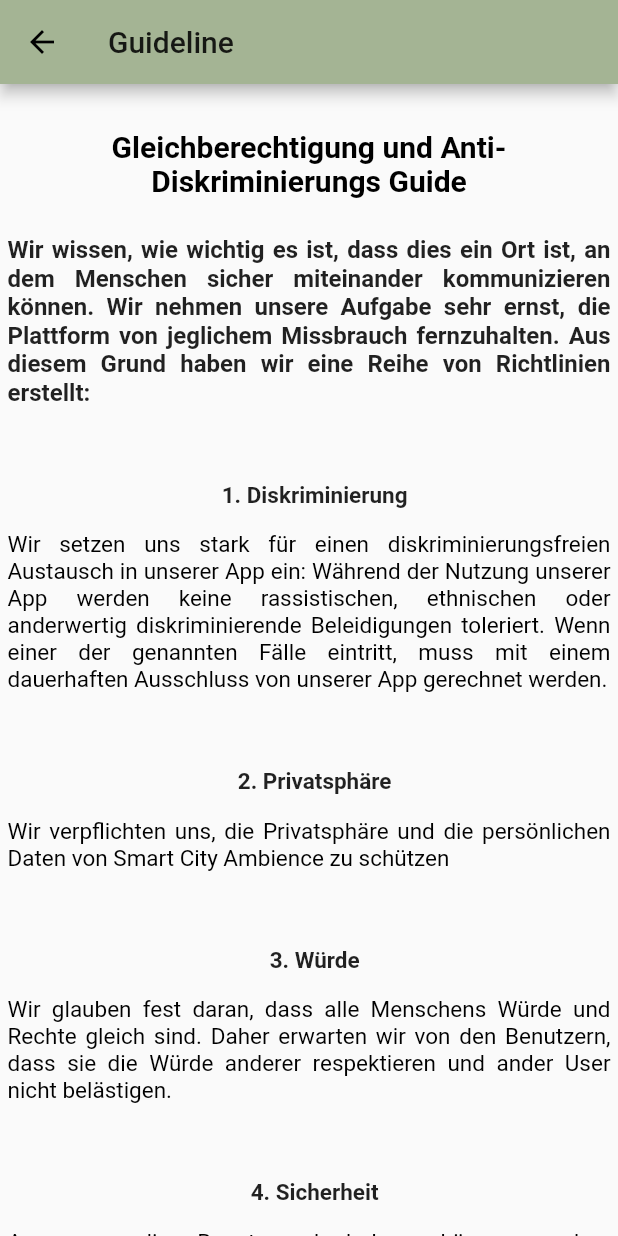
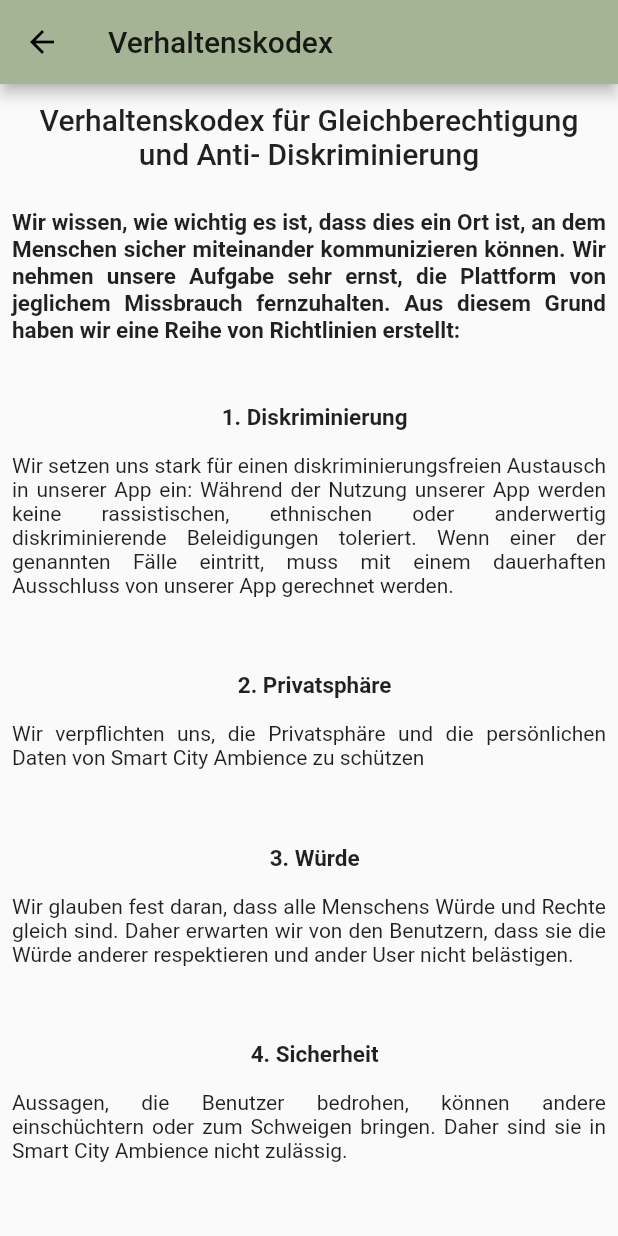
Before and after one commit to S-ecki/smart-city-ambience, a Flutter app: the Guide screen opened by its route, on a phone screen of 412 x 824 dp. Run offline on Flutter 3.47's test engine with Material 2 defaults, Android fonts, the phone set to English and light mode, and no system bars; our stand-ins replace badges, email_validator, firebase_auth, firebase_core, flutter_redux, google_sign_in and 4 more; missing offline and left inert: customtogglebuttons, flutter_emoji, flutter_scatter; accounts and stored records are empty.

Commit message:
Kodex überarbeitet

```diff
--- a/lib/screens/profile/guide.dart
+++ b/lib/screens/profile/guide.dart
@@ -1,64 +1,61 @@
 import 'package:flutter/material.dart';
-import 'package:smart_city_ambience/routing/smort_routes.dart';
-import 'package:firebase_auth/firebase_auth.dart';
 
 class Guide extends StatelessWidget {
   @override
   Widget build(BuildContext context) {
     return Scaffold(
-      backgroundColor: Colors.grey[50],
       appBar: AppBar(
-        title: Text("Guideline"),
+        title: Text("Verhaltenskodex"),
       ),
       body: SingleChildScrollView(
+        child: Padding(
+          padding: const EdgeInsets.fromLTRB(8,12,8,22),
           child: Column(
             children: <Widget>[
-            SizedBox(height: 30),
+              // SizedBox(height: 30),
               Container(
                 alignment: Alignment.center,
                 child: Text(
-                "Gleichberechtigung und Anti- Diskriminierungs Guide",
+                  "Verhaltenskodex für Gleichberechtigung und Anti- Diskriminierung",
                   textAlign: TextAlign.center,
-                style: TextStyle(
-                    fontSize: 20.0,
-                    color: Colors.black,
-                    fontWeight: FontWeight.w700),
+                  style: Theme.of(context).textTheme.headline6,
                 ),
               ),
               SizedBox(height: 25),
               Container(
                 alignment: Alignment.center,
-                margin: EdgeInsets.symmetric(horizontal: 5.0),
                 child: Text(
                   "Wir wissen, wie wichtig es ist, dass dies ein Ort ist, an dem Menschen sicher miteinander kommunizieren können. Wir nehmen unsere Aufgabe sehr ernst, die Plattform von jeglichem Missbrauch fernzuhalten. Aus diesem Grund haben wir eine Reihe von Richtlinien erstellt:",
                   textAlign: TextAlign.justify,
-                  style: TextStyle(
-                    fontWeight: FontWeight.bold,
-                    fontSize: 16.0,
+                  style: Theme.of(context)
+                      .textTheme
+                      .bodyText1
+                      .copyWith(fontWeight: FontWeight.bold, fontSize: 15),
                 ),
-                )),
-            SizedBox(height: 50),
+              ),
+              SizedBox(height: 40),
               Container(
                 alignment: Alignment.center,
                 child: Text(
                   "  1. Diskriminierung",
                   textAlign: TextAlign.center,
-                  style: TextStyle(
-                    fontWeight: FontWeight.bold,
-                    fontSize: 15.0,
+                  style: Theme.of(context)
+                      .textTheme
+                      .bodyText1
+                      .copyWith(fontWeight: FontWeight.bold, fontSize: 15),
                 ),
-                )),
+              ),
               SizedBox(height: 15),
               Container(
                 alignment: Alignment.topLeft,
-              margin: EdgeInsets.symmetric(horizontal: 5.0),
                 child: Text(
                   "Wir setzen uns stark für einen diskriminierungsfreien Austausch in unserer App ein: Während der Nutzung unserer App werden keine rassistischen, ethnischen oder anderwertig diskriminierende Beleidigungen toleriert. Wenn einer der genannten Fälle eintritt, muss mit einem dauerhaften Ausschluss von unserer App gerechnet werden.",
                   textAlign: TextAlign.justify,
-                  style: TextStyle(
-                    fontSize: 15.0,
-                    color: Colors.black,
-                  )),
+                  style: Theme.of(context)
+                      .textTheme
+                      .bodyText1
+                      .copyWith(fontSize: 14, fontWeight: FontWeight.w400),
+                ),
               ),
               SizedBox(height: 50),
               Container(
@@ -66,22 +63,23 @@ class Guide extends StatelessWidget {
                 child: Text(
                   "  2. Privatsphäre",
                   textAlign: TextAlign.center,
-                  style: TextStyle(
-                    fontWeight: FontWeight.bold,
-                    fontSize: 15.0,
+                  style: Theme.of(context)
+                      .textTheme
+                      .bodyText1
+                      .copyWith(fontWeight: FontWeight.bold, fontSize: 15),
                 ),
-                )),
+              ),
               SizedBox(height: 15),
               Container(
                 alignment: Alignment.topLeft,
-              margin: EdgeInsets.symmetric(horizontal: 5.0),
                 child: Text(
                   "Wir verpflichten uns, die Privatsphäre und die persönlichen Daten von Smart City Ambience zu schützen",
                   textAlign: TextAlign.justify,
-                  style: TextStyle(
-                    fontSize: 15.0,
-                    color: Colors.black,
-                  )),
+                  style: Theme.of(context)
+                      .textTheme
+                      .bodyText1
+                      .copyWith(fontSize: 14, fontWeight: FontWeight.w400),
+                ),
               ),
               SizedBox(height: 50),
               Container(
@@ -89,22 +87,23 @@ class Guide extends StatelessWidget {
                 child: Text(
                   "  3. Würde",
                   textAlign: TextAlign.center,
-                  style: TextStyle(
-                    fontWeight: FontWeight.bold,
-                    fontSize: 15.0,
+                  style: Theme.of(context)
+                      .textTheme
+                      .bodyText1
+                      .copyWith(fontWeight: FontWeight.bold, fontSize: 15),
                 ),
-                )),
+              ),
               SizedBox(height: 15),
               Container(
                 alignment: Alignment.topLeft,
-              margin: EdgeInsets.symmetric(horizontal: 5.0),
                 child: Text(
                   "Wir glauben fest daran, dass alle Menschens Würde und Rechte gleich sind. Daher erwarten wir von den Benutzern, dass sie die Würde anderer respektieren und ander User nicht belästigen.",
                   textAlign: TextAlign.justify,
-                  style: TextStyle(
-                    fontSize: 15.0,
-                    color: Colors.black,
-                  )),
+                  style: Theme.of(context)
+                      .textTheme
+                      .bodyText1
+                      .copyWith(fontSize: 14, fontWeight: FontWeight.w400),
+                ),
               ),
               SizedBox(height: 50),
               Container(
@@ -112,25 +111,26 @@ class Guide extends StatelessWidget {
                 child: Text(
                   "  4. Sicherheit",
                   textAlign: TextAlign.center,
-                  style: TextStyle(
-                    fontWeight: FontWeight.bold,
-                    fontSize: 15.0,
+                  style: Theme.of(context)
+                      .textTheme
+                      .bodyText1
+                      .copyWith(fontWeight: FontWeight.bold, fontSize: 15),
                 ),
-                )),
+              ),
               SizedBox(height: 15),
               Container(
                 alignment: Alignment.topLeft,
-              margin: EdgeInsets.symmetric(horizontal: 5.0),
                 child: Text(
                   "Aussagen, die Benutzer bedrohen, können andere einschüchtern oder zum Schweigen bringen. Daher sind sie in Smart City Ambience nicht zulässig.",
                   textAlign: TextAlign.justify,
-                  style: TextStyle(
-                    fontSize: 15.0,
-                    color: Colors.black,
-                  )),
+                  style: Theme.of(context)
+                      .textTheme
+                      .bodyText1
+                      .copyWith(fontSize: 14, fontWeight: FontWeight.w400),
                 ),
-            SizedBox(height: 30),
+              ),
             ],
+          ),
         ),
       ),
     );
--- a/lib/screens/profile/profile_screen.dart
+++ b/lib/screens/profile/profile_screen.dart
@@ -220,8 +220,7 @@ class _ProfileScreen extends State<ProfileScreen> {
         ),
         suffixIcon: IconButton(
           icon: isVisible ? Icon(Icons.visibility) : Icon(Icons.visibility_off),
-          color: Colors.grey,
-          // color: isVisible ? Colors.grey : Theme.of(context).primaryColor,
+          color: isVisible ?Theme.of(context).primaryColor : Colors.grey,
           onPressed: () {
             setState(() {
               isVisible = !isVisible;
@@ -251,7 +250,7 @@ class _ProfileScreen extends State<ProfileScreen> {
             Icon(Icons.mail_outline, color: Theme.of(context).primaryColor),
         suffixIcon: IconButton(
           icon: isVisible2 ? Icon(Icons.visibility) : Icon(Icons.visibility_off),
-          color: Colors.grey,
+          color: isVisible2 ?Theme.of(context).primaryColor : Colors.grey,
           onPressed: () {
             setState(() {
               isVisible2 = !isVisible2;
@@ -282,7 +281,7 @@ class _ProfileScreen extends State<ProfileScreen> {
           ),
           suffixIcon: IconButton(
           icon: isVisible4 ? Icon(Icons.visibility) : Icon(Icons.visibility_off),
-          color: Colors.grey,
+          color: isVisible4 ?Theme.of(context).primaryColor : Colors.grey,
             onPressed: () {
               setState(() {
                 isVisible4 = !isVisible4;
@@ -313,7 +312,7 @@ class _ProfileScreen extends State<ProfileScreen> {
         ),
         suffixIcon: IconButton(
           icon: isVisible5 ? Icon(Icons.visibility) : Icon(Icons.visibility_off),
-          color: Colors.grey,
+          color: isVisible5 ?Theme.of(context).primaryColor : Colors.grey,
           onPressed: () {
             setState(() {
               isVisible5 = !isVisible5;
```
Lines whose indentation alone changed are shown as unchanged.
